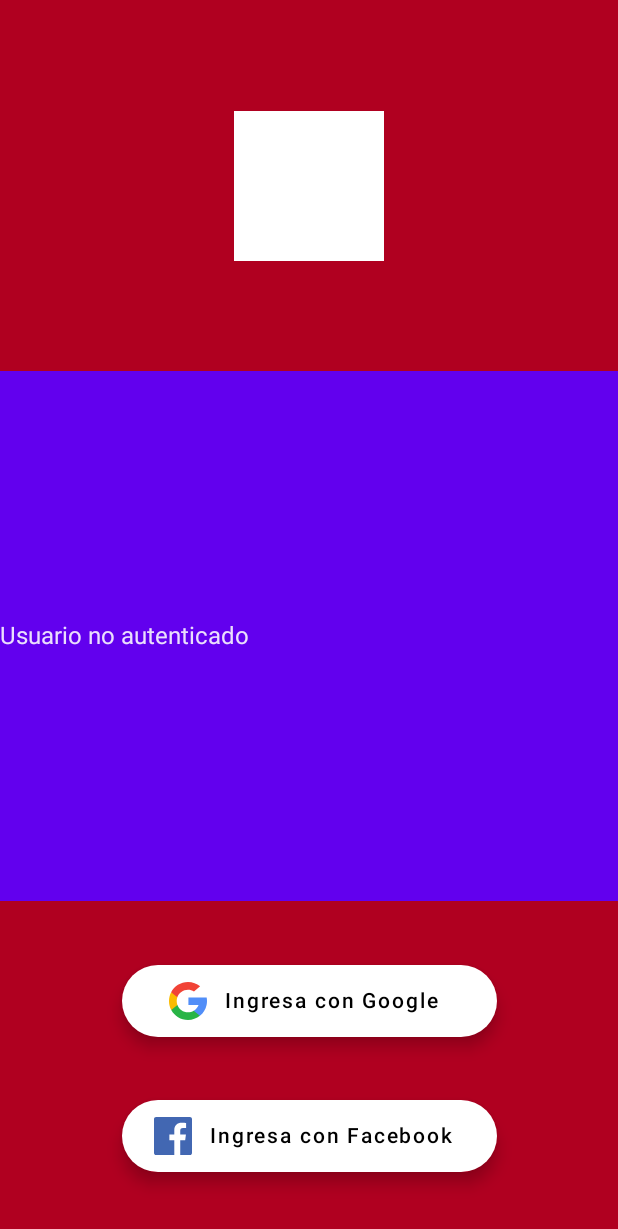
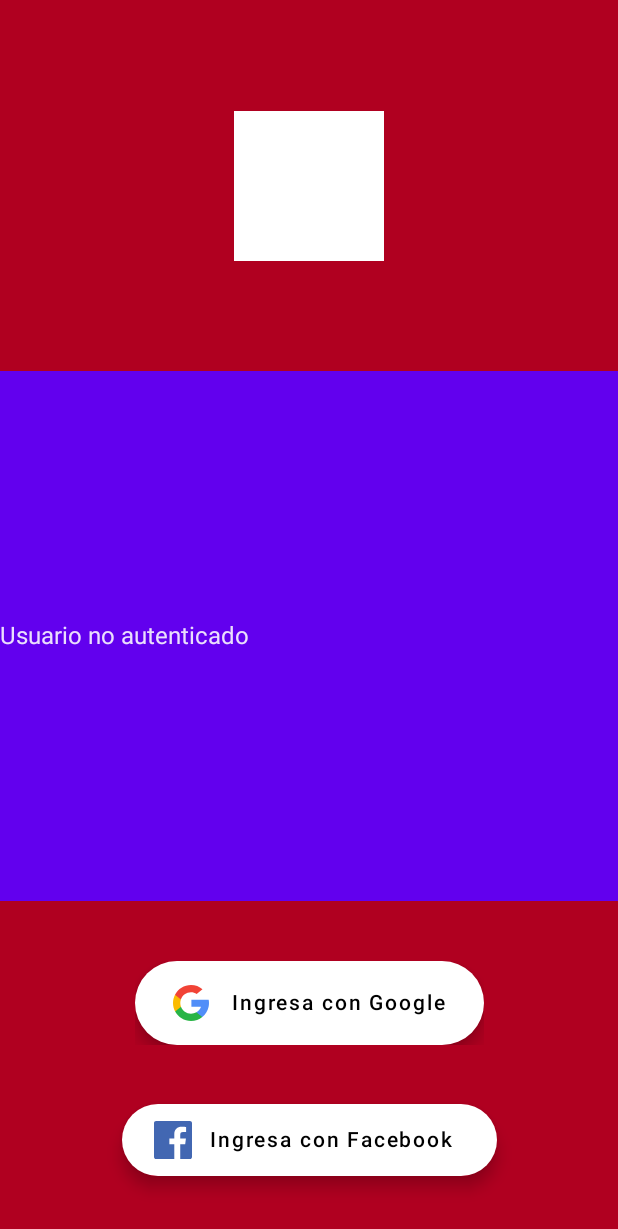
Before and after one commit to Hcnc100/BlogCompose, an Android app built with Jetpack Compose: the composable AuthScreen shown on its own in the app's theme, after a tap on "Ingresa con Google", on a phone screen of 412 x 824 dp. Shown: the top 1229 px of the screen. Run offline under Robolectric (Android 15) with nearby library versions, the phone set to English and light mode, and no system bars; our stand-ins replace Dagger/Hilt's generated code, Timber.

Commit message:
Se dividio el botton de login de google

```diff
--- a/app/src/main/java/com/nullpointer/blogcompose/ui/screens/authScreen/AuthScreen.kt
+++ b/app/src/main/java/com/nullpointer/blogcompose/ui/screens/authScreen/AuthScreen.kt
@@ -2,11 +2,14 @@ package com.nullpointer.blogcompose.ui.screens.authScreen
 
 import androidx.activity.compose.rememberLauncherForActivityResult
 import androidx.activity.result.contract.ActivityResultContracts
+import androidx.compose.animation.animateContentSize
 import androidx.compose.foundation.background
 import androidx.compose.foundation.layout.*
 import androidx.compose.material.*
 import androidx.compose.runtime.Composable
+import androidx.compose.runtime.LaunchedEffect
 import androidx.compose.runtime.collectAsState
+import androidx.compose.runtime.rememberCoroutineScope
 import androidx.compose.ui.Alignment
 import androidx.compose.ui.Modifier
 import androidx.compose.ui.graphics.Color
@@ -18,45 +21,31 @@ import androidx.hilt.navigation.compose.hiltViewModel
 import com.google.android.gms.auth.api.signin.GoogleSignIn
 import com.google.android.gms.auth.api.signin.GoogleSignInOptions
 import com.google.android.gms.common.api.ApiException
-import com.google.firebase.auth.GoogleAuthProvider
 import com.nullpointer.blogcompose.R
 import com.nullpointer.blogcompose.core.states.LoginStatus
 import com.nullpointer.blogcompose.presentation.AuthViewModel
+import kotlinx.coroutines.flow.StateFlow
 import timber.log.Timber
 
 @Composable
 fun AuthScreen(
     authViewModel: AuthViewModel = hiltViewModel(),
 ) {
+    val scaffoldState = rememberScaffoldState()
+    val stateAuth = authViewModel.stateAuth.collectAsState()
+    val messageError=authViewModel.messageErrorAuth.collectAsState(null)
 
-    val launcher =
-        rememberLauncherForActivityResult(contract = ActivityResultContracts.StartActivityForResult()) {
-            val task = GoogleSignIn.getSignedInAccountFromIntent(it.data)
-            try {
-                val account = task.getResult(ApiException::class.java)!!
-                authViewModel.authWithTokeGoogle(account.idToken!!)
-            } catch (e: ApiException) {
-                Timber.d("Google sign in failed $e")
-            }
+    LaunchedEffect(messageError.value){
+        messageError.value?.let{
+            scaffoldState.snackbarHostState.showSnackbar(it)
         }
+    }
 
-    val context = LocalContext.current
-    val token = stringResource(R.string.default_web_client_id)
-    val stateAuth = authViewModel.stateAuth.collectAsState()
-
-    Scaffold(backgroundColor = MaterialTheme.colors.primary) {
+    Scaffold(
+        scaffoldState = scaffoldState,
+        backgroundColor = MaterialTheme.colors.primary) {
         Column(modifier = Modifier.fillMaxSize(), verticalArrangement = Arrangement.SpaceBetween) {
-            Box(modifier = Modifier
-                .fillMaxWidth()
-                .fillMaxHeight(0.3f)
-                .background(MaterialTheme.colors.error),
-                contentAlignment = Alignment.Center) {
-                Box(modifier = Modifier
-                    .size(100.dp)
-                    .background(Color.White)) {
-
-                }
-            }
+            ContainerLogo()
 
             when (stateAuth.value) {
                 LoginStatus.Authenticated -> Text("Usuario autenticado")
@@ -73,33 +62,11 @@ fun AuthScreen(
                 verticalArrangement = Arrangement.SpaceEvenly,
                 horizontalAlignment = Alignment.CenterHorizontally
             ) {
-                ExtendedFloatingActionButton(onClick = {
-                    val gso = GoogleSignInOptions.Builder(GoogleSignInOptions.DEFAULT_SIGN_IN)
-                        .requestIdToken(token)
-                        .requestEmail()
-                        .build()
-                    val googleSignInClient = GoogleSignIn.getClient(context, gso)
-                    if (stateAuth.value == LoginStatus.Unauthenticated) {
-                        launcher.launch(googleSignInClient.signInIntent)
-                    } else {
-                        googleSignInClient.signOut()
-                        authViewModel.logOut()
-                    }
-
-                },
-                    text = {
-                        if (stateAuth.value == LoginStatus.Unauthenticated) {
-                            Text("Ingresa con Google")
-                        } else {
-                            Text("Cerrar session")
-                        }
-                    },
-                    icon = {
-                        Icon(painterResource(id = R.drawable.ic_google),
-                            contentDescription = "",
-                            modifier = Modifier.size(25.dp), tint = Color.Unspecified)
-                    }, modifier = Modifier.width(250.dp),
-                    backgroundColor = Color.White)
+                ButtonLoginGoogle(
+                    authWithTokeGoogle = authViewModel::authWithTokeGoogle,
+                    logoOut = authViewModel::logOut,
+                    loginStatus = stateAuth.value,
+                )
                 ExtendedFloatingActionButton(onClick = { /*TODO*/ },
                     text = { Text("Ingresa con Facebook") },
                     icon = {
@@ -116,3 +83,87 @@ fun AuthScreen(
         }
     }
 }
+
+@Composable
+fun ButtonLoginGoogle(
+    authWithTokeGoogle: (String) -> Unit,
+    logoOut: () -> Unit,
+    loginStatus: LoginStatus,
+) {
+    val context = LocalContext.current
+    val token = stringResource(R.string.default_web_client_id)
+    val gso = GoogleSignInOptions.Builder(GoogleSignInOptions.DEFAULT_SIGN_IN)
+        .requestIdToken(token)
+        .requestEmail()
+        .build()
+    val googleSignInClient = GoogleSignIn.getClient(context, gso)
+    val launcher = rememberLauncherForActivityResult(
+        contract = ActivityResultContracts.StartActivityForResult()) {
+        val task = GoogleSignIn.getSignedInAccountFromIntent(it.data)
+        try {
+            val account = task.getResult(ApiException::class.java)!!
+            authWithTokeGoogle(account.idToken!!)
+        } catch (e: ApiException) {
+            Timber.d("Google sign in failed $e")
+        }
+    }
+
+
+    FloatingActionButton(
+        onClick = {
+            when (loginStatus) {
+                LoginStatus.Authenticated -> {
+                    googleSignInClient.signOut()
+                    logoOut()
+                }
+                LoginStatus.Authenticating -> Unit
+                LoginStatus.Unauthenticated -> launcher.launch(googleSignInClient.signInIntent)
+            }
+        },
+        modifier = Modifier.animateContentSize(),
+        backgroundColor = Color.White
+    ) {
+        Row(verticalAlignment = Alignment.CenterVertically,
+            horizontalArrangement = Arrangement.SpaceEvenly,
+            modifier = Modifier.padding(horizontal = 25.dp)
+        ) {
+            when (loginStatus) {
+                LoginStatus.Authenticated -> {
+                    Icon(painterResource(id = R.drawable.ic_google),
+                        contentDescription = "",
+                        modifier = Modifier.size(24.dp), tint = Color.Unspecified)
+                    Spacer(modifier = Modifier.width(15.dp))
+                    Text("Cerrar session")
+                }
+                LoginStatus.Authenticating -> {
+                    CircularProgressIndicator(modifier = Modifier.size(30.dp))
+                    Spacer(modifier = Modifier.width(15.dp))
+                    Text("Autenticando ...")
+                }
+                LoginStatus.Unauthenticated -> {
+                    Icon(painterResource(id = R.drawable.ic_google),
+                        contentDescription = "",
+                        modifier = Modifier.size(24.dp), tint = Color.Unspecified)
+                    Spacer(modifier = Modifier.width(15.dp))
+                    Text("Ingresa con Google")
+                }
+            }
+        }
+
+    }
+}
+
+@Composable
+fun ContainerLogo() {
+    Box(modifier = Modifier
+        .fillMaxWidth()
+        .fillMaxHeight(0.3f)
+        .background(MaterialTheme.colors.error),
+        contentAlignment = Alignment.Center) {
+        Box(modifier = Modifier
+            .size(100.dp)
+            .background(Color.White)) {
+
+        }
+    }
+}
```
Also changed, not shown: app/src/main/java/com/nullpointer/blogcompose/ui/customs/FabProgress.kt (+18 -11 lines).
